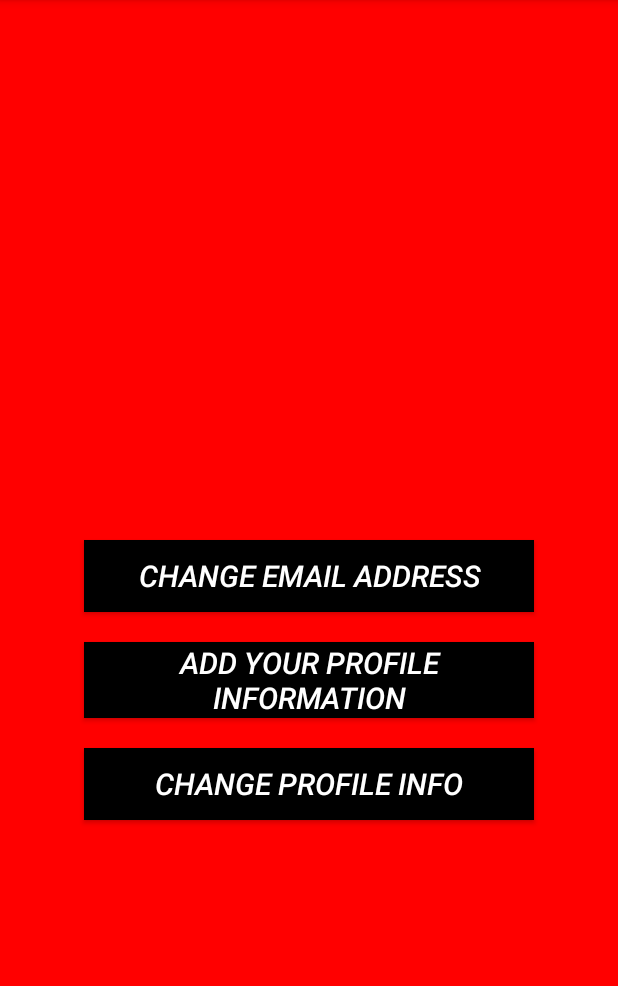
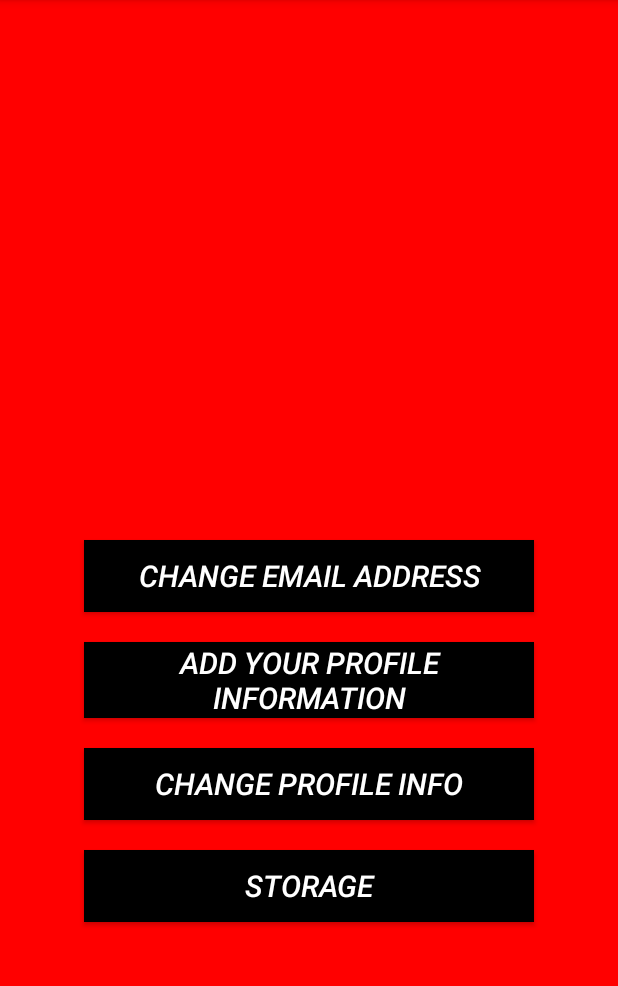
Before and after one commit to paddypopeye/FirebaseProject, an Android app: the TestActivity screen opened directly, with no data from a screen before it, on a phone screen of 412 x 824 dp, the part 84-1070 px from its top. Run offline under Robolectric (Android 15) with nearby library versions, the phone set to English and light mode, and no system bars.

Commit message:
Modified TestActivity

```diff
--- a/app/src/main/java/com/example/firebaseproject/TestActivity.kt
+++ b/app/src/main/java/com/example/firebaseproject/TestActivity.kt
@@ -22,4 +22,8 @@ class TestActivity : AppCompatActivity() {
     public fun changeInfo(view: View){
         startActivity(Intent(this@TestActivity, ProfileActivity::class.java))
     }
+
+    public fun storage(view: View){
+        startActivity(Intent(this@TestActivity, StorageActivity::class.java))
+    }
 }
--- a/app/src/main/res/layout/activity_test.xml
+++ b/app/src/main/res/layout/activity_test.xml
@@ -45,4 +45,16 @@
             android:textColor="#fff"
             android:background="#000"
             android:textStyle="italic" android:layout_margin="10dp"/>
+
+    <Button
+            android:layout_width="300dp"
+            android:layout_height="wrap_content"
+            android:id="@+id/storage"
+            android:text="Storage"
+            android:layout_below="@id/changeInfo"
+            android:layout_centerHorizontal="true"
+            android:textSize="20sp"
+            android:textColor="#fff"
+            android:background="#000"
+            android:textStyle="italic" android:layout_margin="10dp"/>
 </RelativeLayout>
```
